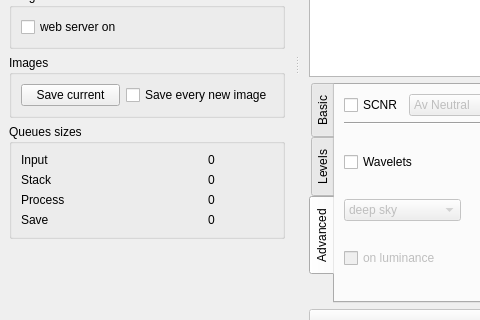
Before: the Qt Designer form src/als/ui/als_ui.ui in gehelem/als, drawn with Qt 5; both pictures show x 0 to 480 and y 231 to 551 of the 1094 by 828 pixel window.
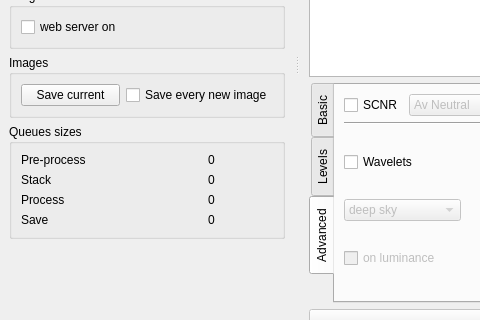
After: the same form once the commit is applied. Custom widgets are drawn as their Qt base class.

Commit message: Rename input queue as pre-process queue

```diff
--- a/src/als/ui/als_ui.ui
+++ b/src/als/ui/als_ui.ui
@@ -1280,7 +1280,7 @@
         <item row="0" column="0">
          <widget class="QLabel" name="label_17">
           <property name="text">
-           <string>Input</string>
+           <string>Pre-process</string>
           </property>
          </widget>
         </item>
```
Left out of the diff: 4 changed lines with no effect on the pictures. The commit also changes 5 other files.
